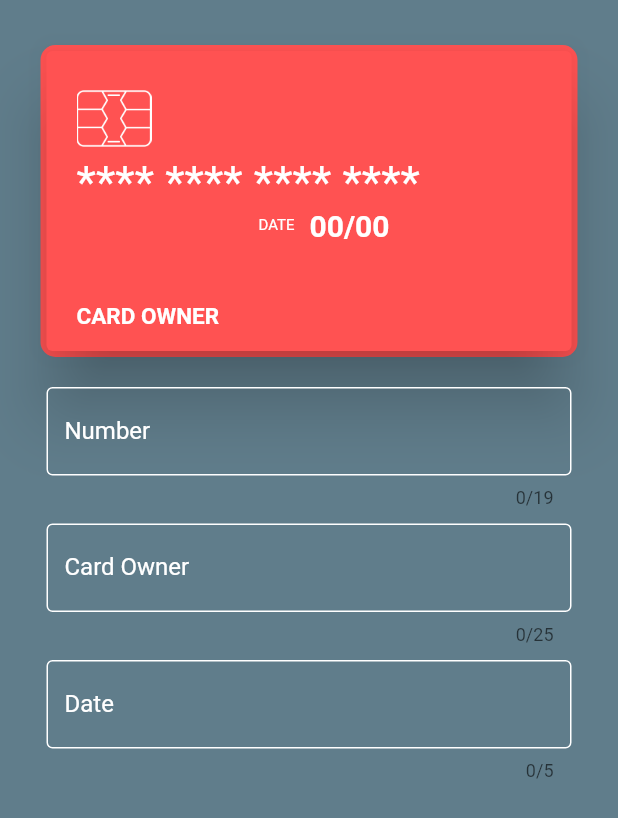
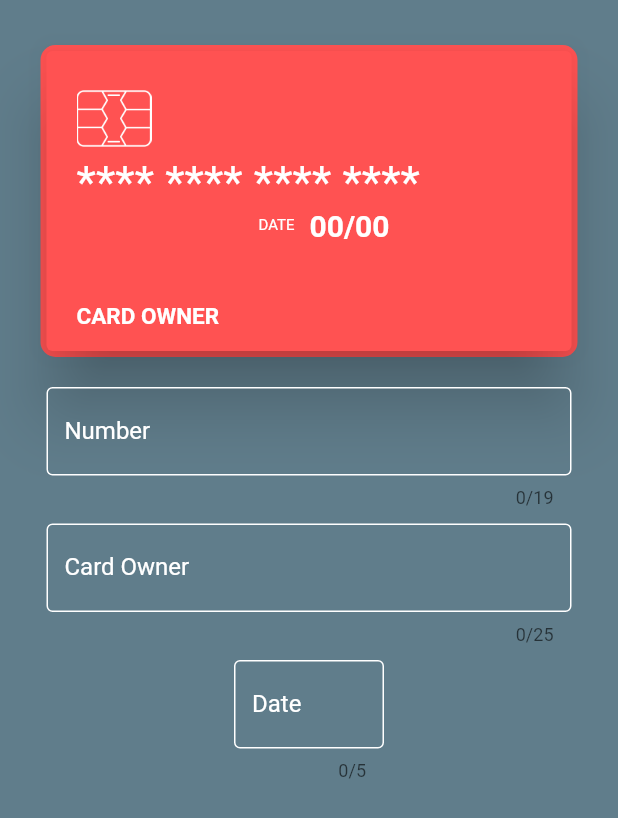
Before and after one commit to JPGmooder/CardHolderApp, a Flutter app: the screen it shows after launch, on a phone screen of 412 x 824 dp. Shown: the top 818 px of the screen. Run offline on Flutter 3.47's test engine with Material 2 defaults, Android fonts, the phone set to English and light mode, and no system bars.

Commit message:
тест из визуалки

```diff
--- a/lib/main.dart
+++ b/lib/main.dart
@@ -218,7 +218,7 @@
                 padding: EdgeInsets.only(top: 10),
               ),
               SizedBox(
-                width: 350,
+                width: 100,
                 child: TextField(
                   style: TextStyle(color: Colors.white),
                   maxLength: 5,
```
